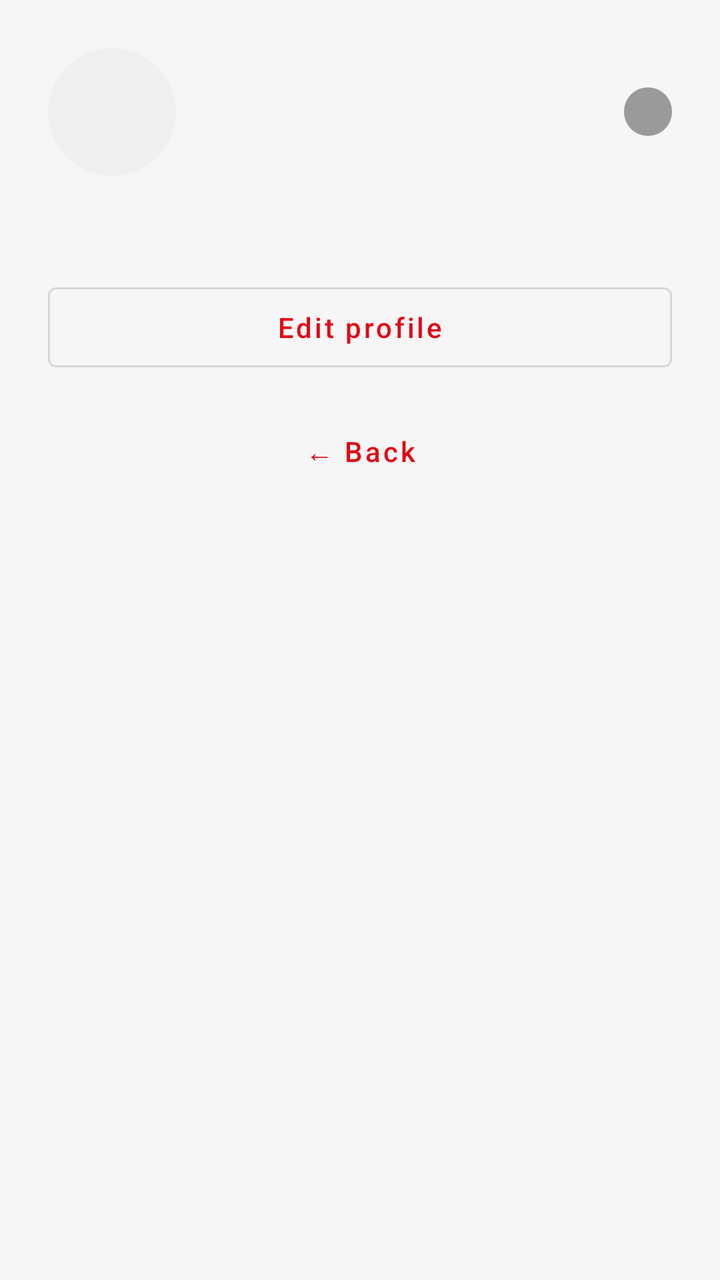
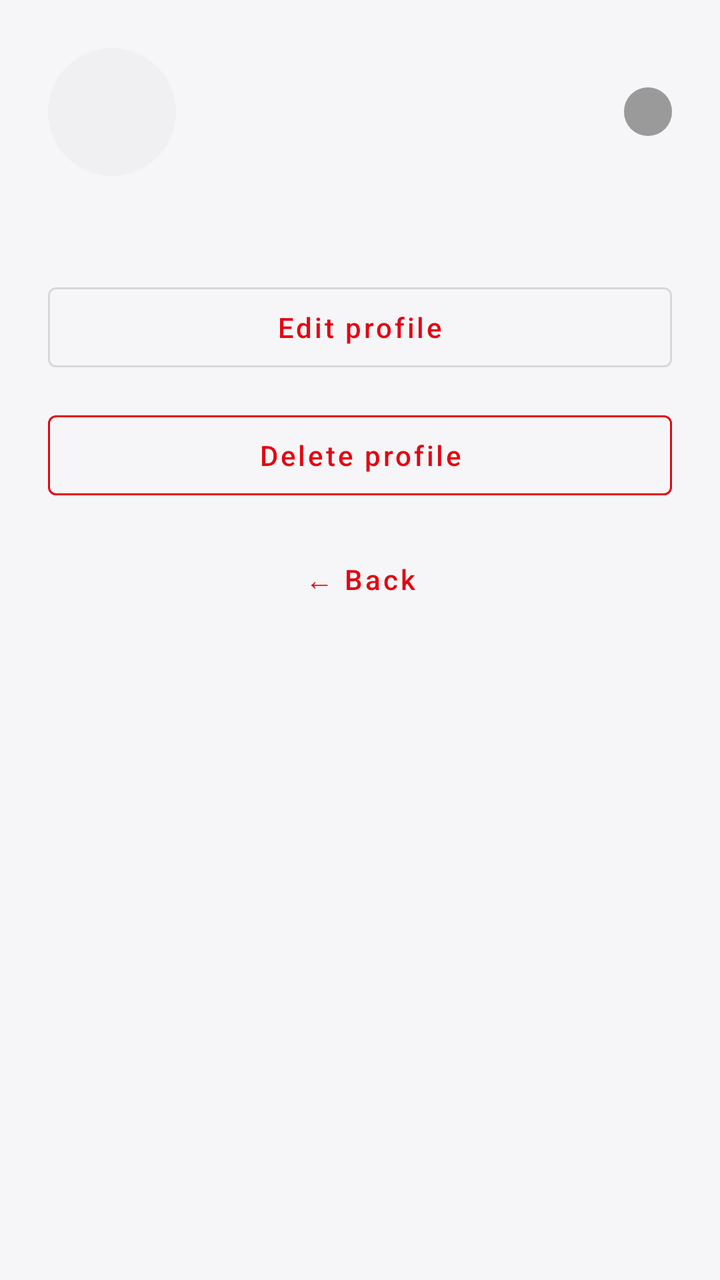

Two renders of the same Android screen: before a commit and after it. Below are the layout's source before the change and the commit's diff.
<!-- AndroidManifest.xml: application theme Theme.LmaKickboxing -->
<!-- res/layout/activity_view_profile.xml -->
<?xml version="1.0" encoding="utf-8"?>
<ScrollView xmlns:android="http://schemas.android.com/apk/res/android"
    android:layout_width="match_parent"
    android:layout_height="match_parent"
    android:background="@color/bg">

    <LinearLayout
        android:layout_width="match_parent"
        android:layout_height="wrap_content"
        android:orientation="vertical"
        android:padding="24dp">

        <LinearLayout android:layout_width="match_parent" android:layout_height="wrap_content" android:orientation="horizontal" android:gravity="center_vertical" android:layout_marginBottom="12dp">
            <ImageView android:id="@+id/imgSelfie" android:layout_width="64dp" android:layout_height="64dp"
                android:background="@drawable/bg_avatar" android:scaleType="centerCrop" android:layout_marginEnd="16dp" />
            <LinearLayout android:layout_width="0dp" android:layout_weight="1" android:layout_height="wrap_content" android:orientation="vertical">
                <TextView android:id="@+id/tvName" android:layout_width="wrap_content" android:layout_height="wrap_content" android:textSize="18sp" android:textStyle="bold" android:textColor="@color/ink" />
                <TextView android:id="@+id/tvMeta" android:layout_width="wrap_content" android:layout_height="wrap_content" android:textSize="13sp" android:textColor="@color/muted" />
            </LinearLayout>
            <TextView android:id="@+id/tvGradeBadge" android:layout_width="wrap_content" android:layout_height="wrap_content"
                android:textColor="@color/white" android:background="@drawable/bg_badge"
                android:paddingHorizontal="12dp" android:paddingVertical="4dp" android:textSize="12sp" android:textStyle="bold" />
        </LinearLayout>

        <TextView android:id="@+id/tvPills" android:layout_width="match_parent" android:layout_height="wrap_content" android:textColor="@color/ink" android:textSize="13sp" android:lineSpacingExtra="4dp" android:layout_marginBottom="20dp" />

        <Button android:id="@+id/btnEdit" style="@style/Widget.MaterialComponents.Button.OutlinedButton"
            android:layout_width="match_parent" android:layout_height="52dp" android:text="Edit profile" android:textAllCaps="false" android:layout_marginBottom="12dp" />
        <Button android:id="@+id/btnBack" style="@style/Widget.MaterialComponents.Button.TextButton"
            android:layout_width="match_parent" android:layout_height="wrap_content" android:text="&#8592; Back" android:textAllCaps="false" />

    </LinearLayout>
</ScrollView>
<!-- resources referenced by this layout -->
<resources>
  <color name="bg">#F6F6F8</color>
  <color name="ink">#1C1C1F</color>
  <color name="muted">#6B6B73</color>
  <color name="white">#FFFFFF</color>
  <!-- drawable bg_avatar (drawable) -->
  <?xml version="1.0" encoding="utf-8"?>
  <shape xmlns:android="http://schemas.android.com/apk/res/android"
      android:shape="oval">
      <solid android:color="#F0F0F2" />
  </shape>
  <!-- drawable bg_badge (drawable) -->
  <?xml version="1.0" encoding="utf-8"?>
  <shape xmlns:android="http://schemas.android.com/apk/res/android">
      <solid android:color="@color/grade_white" />
      <corners android:radius="999dp" />
  </shape>
  <style name="Theme.LmaKickboxing" parent="Theme.MaterialComponents.DayNight.NoActionBar">
          <item name="colorPrimary">@color/red</item>
          <item name="colorPrimaryDark">@color/black</item>
          <item name="colorAccent">@color/red</item>
          <item name="android:windowBackground">@color/bg</item>
          <item name="android:statusBarColor" tools:targetApi="21">@color/black</item>
      </style>
  <color name="grade_white">#9A9A9A</color>
  <color name="red">#E30613</color>
  <color name="black">#111113</color>
</resources>

<!-- the commit's change to res/layout/activity_view_profile.xml (unified diff, before → after) -->
@@ -1,5 +1,6 @@
 <?xml version="1.0" encoding="utf-8"?>
 <ScrollView xmlns:android="http://schemas.android.com/apk/res/android"
+    xmlns:app="http://schemas.android.com/apk/res-auto"
     android:layout_width="match_parent"
     android:layout_height="match_parent"
     android:background="@color/bg">
@@ -26,6 +27,9 @@
 
         <Button android:id="@+id/btnEdit" style="@style/Widget.MaterialComponents.Button.OutlinedButton"
             android:layout_width="match_parent" android:layout_height="52dp" android:text="Edit profile" android:textAllCaps="false" android:layout_marginBottom="12dp" />
+        <Button android:id="@+id/btnDeleteProfile" style="@style/Widget.MaterialComponents.Button.OutlinedButton"
+            android:layout_width="match_parent" android:layout_height="52dp" android:text="Delete profile" android:textAllCaps="false"
+            android:textColor="@color/red" app:strokeColor="@color/red" android:layout_marginBottom="12dp" />
         <Button android:id="@+id/btnBack" style="@style/Widget.MaterialComponents.Button.TextButton"
             android:layout_width="match_parent" android:layout_height="wrap_content" android:text="&#8592; Back" android:textAllCaps="false" />
 
